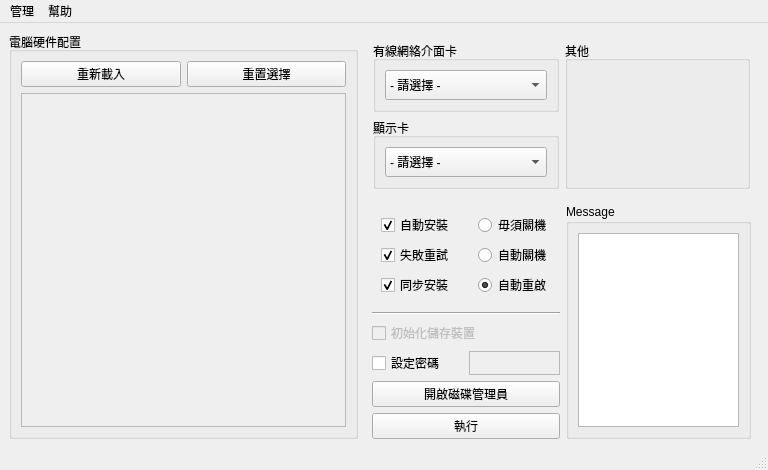
The window that src/ui/main.ui (SuperDumbTM/driver-box) describes before a commit, drawn with Qt 5.
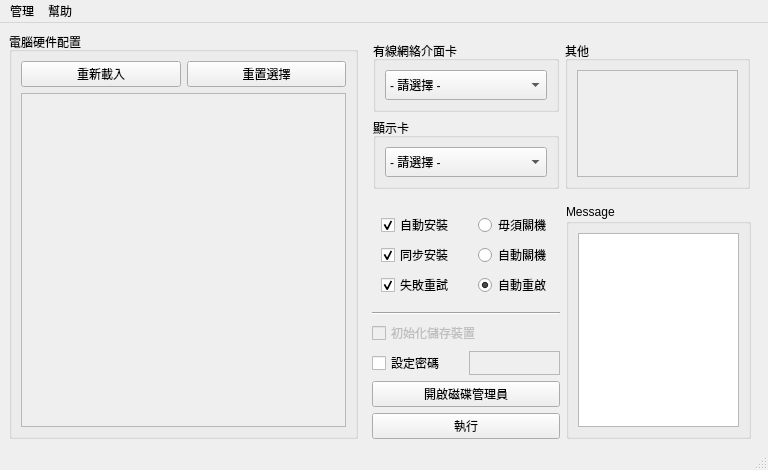
The same window after the commit.

Commit message: refactor: resize main ui

Patch:
```diff
--- a/src/ui/main.ui
+++ b/src/ui/main.ui
@@ -279,7 +279,7 @@
              <item>
               <widget class="QGroupBox" name="misc_dri_group_box">
                <property name="sizePolicy">
-                <sizepolicy hsizetype="MinimumExpanding" vsizetype="Preferred">
+                <sizepolicy hsizetype="MinimumExpanding" vsizetype="Minimum">
                  <horstretch>0</horstretch>
                  <verstretch>0</verstretch>
                 </sizepolicy>
@@ -290,12 +290,50 @@
                  <height>0</height>
                 </size>
                </property>
+               <property name="maximumSize">
+                <size>
+                 <width>16777215</width>
+                 <height>160</height>
+                </size>
+               </property>
                <property name="title">
                 <string>其他</string>
                </property>
                <layout class="QVBoxLayout" name="verticalLayout_9">
                 <item>
-                 <layout class="QVBoxLayout" name="misc_dri_vbox"/>
+                 <widget class="QScrollArea" name="misc_dri_scroll_area">
+                  <property name="sizePolicy">
+                   <sizepolicy hsizetype="Expanding" vsizetype="Expanding">
+                    <horstretch>0</horstretch>
+                    <verstretch>0</verstretch>
+                   </sizepolicy>
+                  </property>
+                  <property name="verticalScrollBarPolicy">
+                   <enum>Qt::ScrollBarAsNeeded</enum>
+                  </property>
+                  <property name="widgetResizable">
+                   <bool>true</bool>
+                  </property>
+                  <widget class="QWidget" name="misc_dri_scroll_area_content">
+                   <property name="geometry">
+                    <rect>
+                     <x>0</x>
+                     <y>0</y>
+                     <width>165</width>
+                     <height>101</height>
+                    </rect>
+                   </property>
+                   <layout class="QVBoxLayout" name="verticalLayout_3">
+                    <item>
+                     <layout class="QVBoxLayout" name="misc_dri_vbox">
+                      <property name="sizeConstraint">
+                       <enum>QLayout::SetFixedSize</enum>
+                      </property>
+                     </layout>
+                    </item>
+                   </layout>
+                  </widget>
+                 </widget>
                 </item>
                </layout>
               </widget>
@@ -345,6 +383,19 @@
                    </property>
                   </widget>
                  </item>
+                 <item>
+                  <widget class="QCheckBox" name="async_install_cb">
+                   <property name="statusTip">
+                    <string>同時安裝所有軀動，有機會導致安裝失敗。</string>
+                   </property>
+                   <property name="text">
+                    <string>同步安裝</string>
+                   </property>
+                   <property name="checked">
+                    <bool>true</bool>
+                   </property>
+                  </widget>
+                 </item>
                  <item>
                   <widget class="QCheckBox" name="at_retry_cb">
                    <property name="statusTip">
@@ -367,19 +418,6 @@
                    </property>
                   </widget>
                  </item>
-                 <item>
-                  <widget class="QCheckBox" name="async_install_cb">
-                   <property name="statusTip">
-                    <string>同步安裝所有軀動，有機會導致安裝失敗</string>
-                   </property>
-                   <property name="text">
-                    <string>同步安裝</string>
-                   </property>
-                   <property name="checked">
-                    <bool>true</bool>
-                   </property>
-                  </widget>
-                 </item>
                 </layout>
                </widget>
               </item>
```
Left out of the diff: 12 changed lines with no effect on the pictures. The commit also changes 1 other file.
